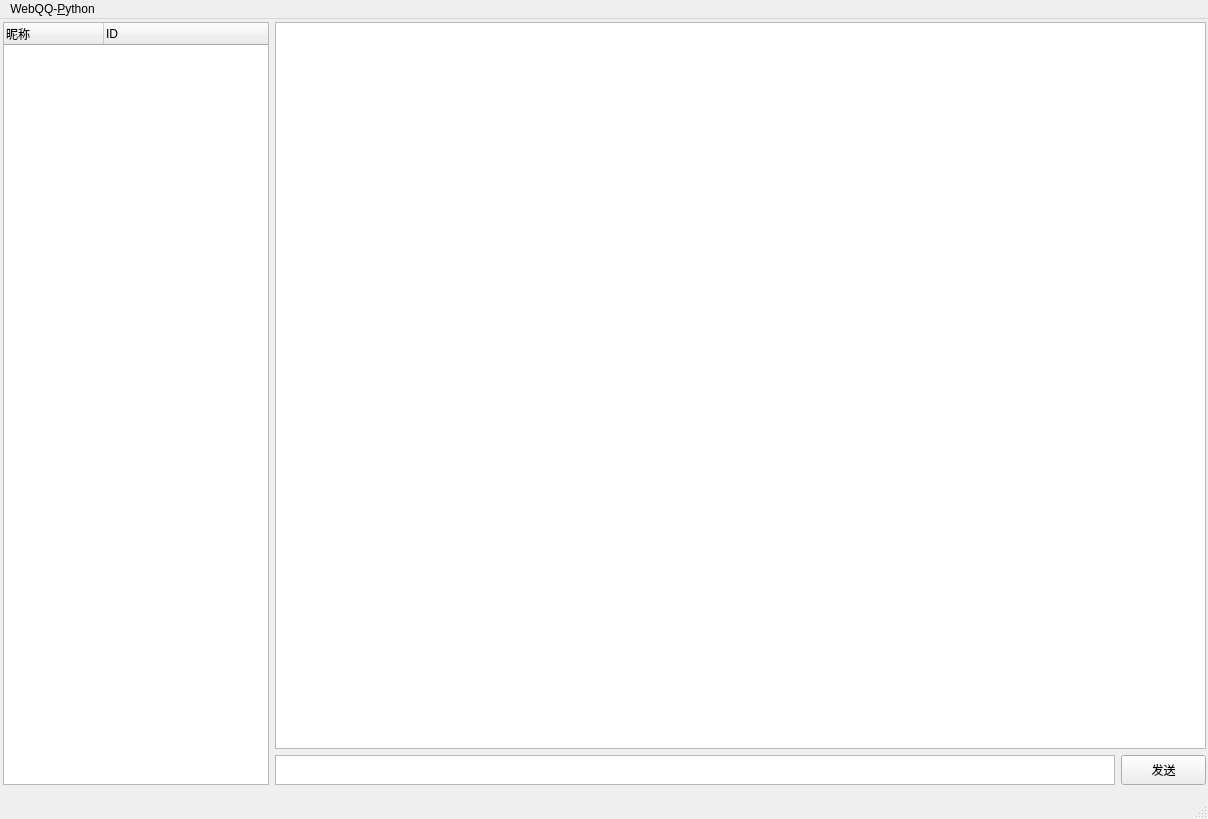
First picture: the form in gui/main.ui, repository xz-dev/cqchat, before the edit.
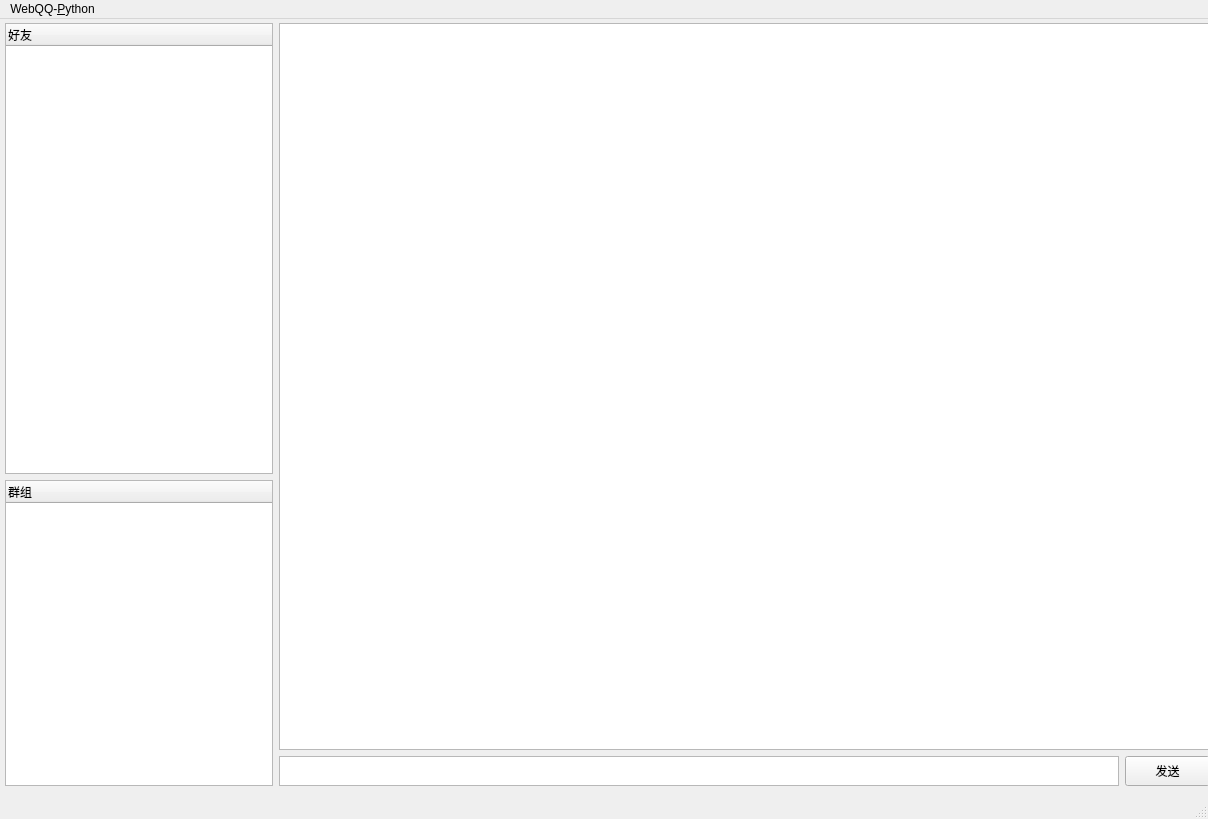
Second picture: the form after the edit.

Commit message: 接收发送好友信息

```diff
--- a/gui/main.ui
+++ b/gui/main.ui
@@ -17,32 +17,40 @@
    <widget class="QWidget" name="layoutWidget">
     <property name="geometry">
      <rect>
-      <x>3</x>
-      <y>3</y>
-      <width>1203</width>
+      <x>5</x>
+      <y>4</y>
+      <width>1205</width>
       <height>763</height>
      </rect>
     </property>
     <layout class="QHBoxLayout" name="horizontalLayout_2">
      <item>
-      <widget class="QTreeWidget" name="peopleList">
+      <layout class="QVBoxLayout" name="verticalLayout_2">
+       <item>
+        <widget class="QTreeWidget" name="friendTree">
        <property name="minimumSize">
         <size>
          <width>261</width>
-         <height>761</height>
+           <height>451</height>
         </size>
        </property>
        <column>
         <property name="text">
-         <string notr="true">昵称</string>
-        </property>
-       </column>
+           <string>好友</string>
+          </property>
+         </column>
+        </widget>
+       </item>
+       <item>
+        <widget class="QTreeWidget" name="groupTree">
        <column>
         <property name="text">
-         <string>ID</string>
+           <string>群组</string>
         </property>
        </column>
       </widget>
+       </item>
+      </layout>
      </item>
      <item>
       <layout class="QVBoxLayout" name="verticalLayout">
```
Left out of the diff: 2 changed lines with no effect on the pictures. Lines whose indentation alone changed are shown as unchanged. The commit also changes 7 other files.
